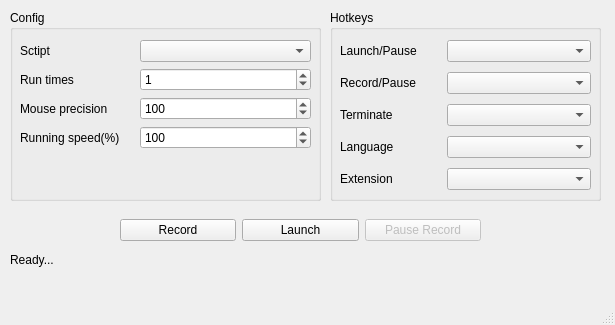
First picture: the form in UIView.ui, repository taojy123/KeymouseGo, before the edit.
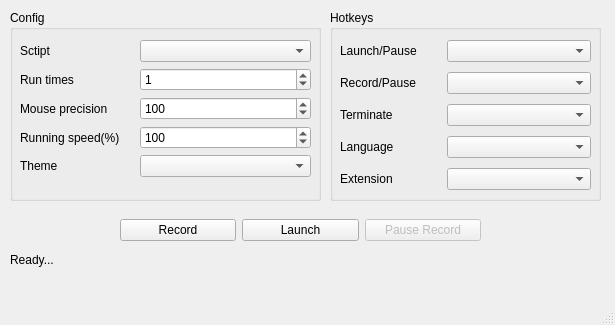
Second picture: the form after the edit. Icons and pictures are not drawn.

Diff of the .ui file:
```diff
--- a/UIView.ui
+++ b/UIView.ui
@@ -121,7 +121,7 @@
        <x>10</x>
        <y>30</y>
        <width>291</width>
-       <height>121</height>
+       <height>151</height>
       </rect>
      </property>
      <layout class="QFormLayout" name="formLayout_2">
@@ -216,6 +216,19 @@
         </property>
        </widget>
       </item>
+      <item row="4" column="0">
+       <widget class="QLabel" name="label_theme">
+        <property name="toolTip">
+         <string>Range(20%-500%)</string>
+        </property>
+        <property name="text">
+         <string>Theme</string>
+        </property>
+       </widget>
+      </item>
+      <item row="4" column="1">
+       <widget class="QComboBox" name="choice_theme"/>
+      </item>
      </layout>
     </widget>
    </widget>
```
